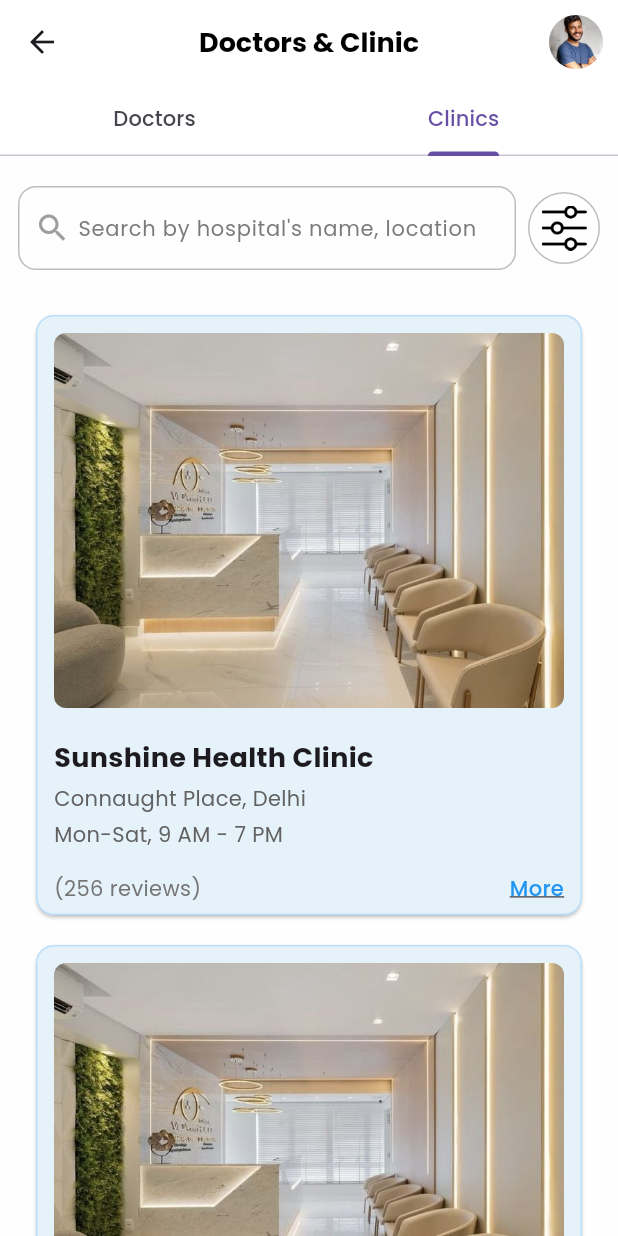
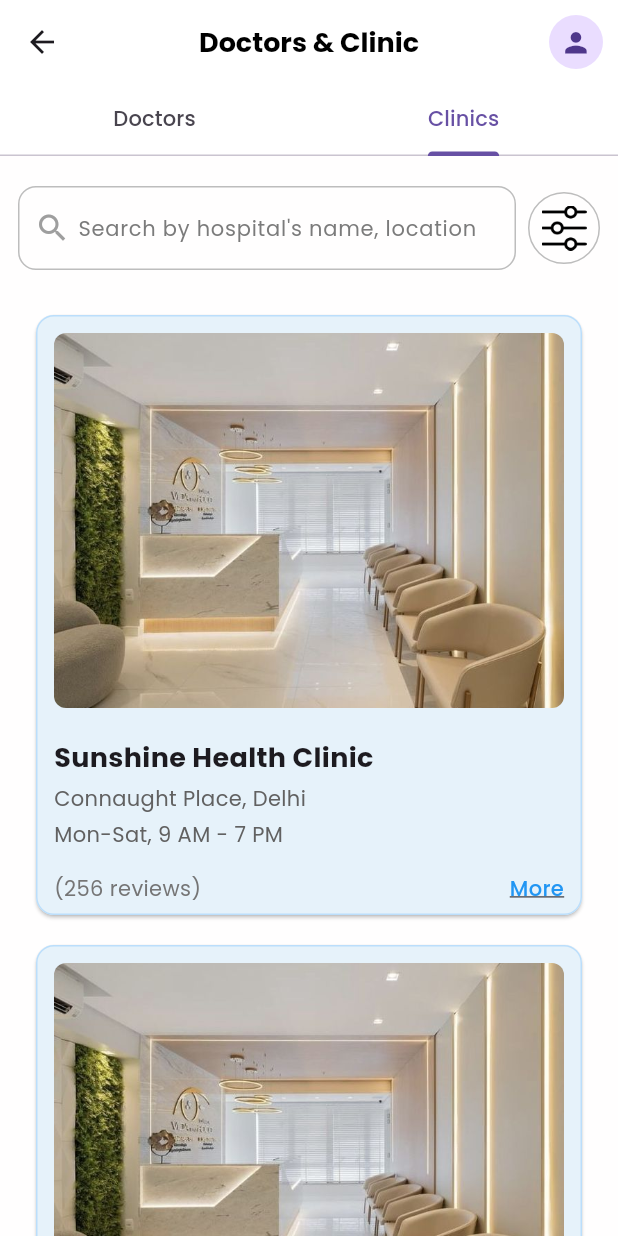
Before and after one commit to tanishkag237/Medical-shala, a Flutter app: the DocClinicTabs screen opened directly, tab 2 chosen, on a phone screen of 412 x 824 dp. Run offline on Flutter 3.47's test engine with Material 3 defaults, Android fonts, the phone set to English and light mode, and no system bars; our stand-ins replace cloud_firestore, dio, file_picker, firebase_auth, firebase_core, fl_chart and 5 more; accounts and stored records are empty.

Commit message:
fetched doctor data

```diff
--- a/lib/screens/drawerScreens/doctor_clinic/tabs.dart
+++ b/lib/screens/drawerScreens/doctor_clinic/tabs.dart
@@ -1,5 +1,6 @@
 import 'package:flutter/material.dart';
 
+import '../../../widgets/user_avatar.dart';
 import 'clininc_info.dart';
 import 'doctor_info.dart';
 
@@ -24,13 +25,12 @@ class _DocClinicTabsState extends State<DocClinicTabs> {
           'Doctors & Clinic',
           style: TextStyle(color: Colors.black, fontWeight: FontWeight.bold, fontSize: 18),
         ),
-         actions: const [
-        CircleAvatar(
-          backgroundImage: AssetImage("assets/people/p1.jpg"),
-          radius: 18,
-        ),
-        SizedBox(width: 10),
-      ],
+         actions: [
+           UserAvatar(
+             radius: 18,
+             margin: EdgeInsets.only(right: 10),
+           ),
+         ],
           bottom: const TabBar(
             tabs: [
               Tab(text: "Doctors"),
--- /dev/null
+++ b/lib/widgets/user_avatar.dart
@@ -0,0 +1,70 @@
+import 'package:flutter/material.dart';
+import 'package:firebase_auth/firebase_auth.dart';
+import 'package:cloud_firestore/cloud_firestore.dart';
+
+class UserAvatar extends StatelessWidget {
+  final double radius;
+  final EdgeInsetsGeometry? margin;
+
+  const UserAvatar({
+    Key? key,
+    this.radius = 18,
+    this.margin,
+  }) : super(key: key);
+
+  @override
+  Widget build(BuildContext context) {
+    return Container(
+      margin: margin,
+      child: StreamBuilder<DocumentSnapshot?>(
+        stream: _getUserDataStream(),
+        builder: (context, snapshot) {
+          if (snapshot.connectionState == ConnectionState.waiting) {
+            return CircleAvatar(
+              radius: radius,
+              backgroundColor: Colors.grey[300],
+              child: const CircularProgressIndicator(strokeWidth: 2),
+            );
+          }
+
+          String? imageUrl;
+          if (snapshot.hasData && snapshot.data?.exists == true) {
+            final userData = snapshot.data!.data() as Map<String, dynamic>?;
+            imageUrl = userData?['imagePath'];
+          }
+
+          return CircleAvatar(
+            radius: radius,
+            backgroundImage: imageUrl != null && imageUrl.isNotEmpty
+                ? NetworkImage(imageUrl)
+                : null,
+            child: imageUrl == null || imageUrl.isEmpty
+                ? Icon(Icons.person, size: radius * 1.2)
+                : null,
+          );
+        },
+      ),
+    );
+  }
+
+  Stream<DocumentSnapshot?> _getUserDataStream() async* {
+    final user = FirebaseAuth.instance.currentUser;
+    if (user == null) {
+      yield null;
+      return;
+    }
+
+    final uid = user.uid;
+    final firestore = FirebaseFirestore.instance;
+
+    // First check if user exists in patients collection
+    final patientDoc = await firestore.collection('patients').doc(uid).get();
+    if (patientDoc.exists) {
+      // Stream from patients collection
+      yield* firestore.collection('patients').doc(uid).snapshots();
+    } else {
+      // Stream from doctors collection
+      yield* firestore.collection('doctors').doc(uid).snapshots();
+    }
+  }
+}
```
Also changed, not shown: lib/screens/drawerScreens/doctor_clinic/doctor_info.dart (+88 -21 lines), lib/utils/add_test_doctor.dart (added, +29 -0 lines), lib/widgets/custom_app_bar.dart (+4 -4 lines), lib/widgets/doctor_info_card.dart (+60 -7 lines).
